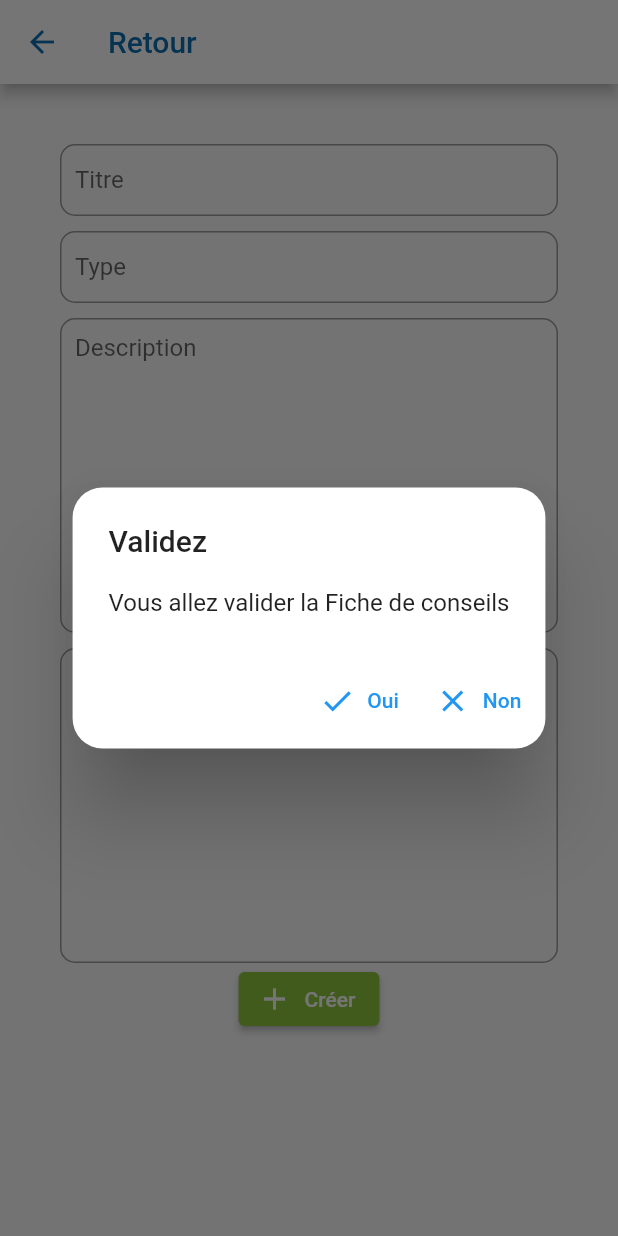
After one commit to AmineBERRA/10000-codeurs, a Flutter app: the EditPost screen opened directly, after a tap on "Créer", on a phone screen of 412 x 824 dp. The commit adds this screen. Run offline on Flutter 3.47's test engine with Material 2 defaults, Android fonts, the phone set to English and light mode, and no system bars; our stand-ins replace cloud_firestore, firebase_auth, firebase_core, flutter_spinkit; accounts and stored records are empty.

Commit message:
redir + création de fiche expert
création de fiche conseil par expert

```diff
--- a/lib/helpers/constants/constantConstant.dart
+++ b/lib/helpers/constants/constantConstant.dart
@@ -3,3 +3,5 @@ import 'package:stage_10000_codeurs/services/database.dart';
 const register = "S'Enregistrer";
 const signIn = "Se Connecter";
 const logOut = "Deconnexion";
+
+final ServiceDatabase bookingService = ServiceDatabase("post");
--- /dev/null
+++ b/lib/models/postModel.dart
@@ -0,0 +1,8 @@
+class PostData {
+  final String title;
+  final String type;
+  final String description;
+  final String useCase;
+
+  PostData({required this.title, required this.type, required this.description, required this.useCase});
+}
--- a/lib/screens/home/homeScreenMentor.dart
+++ b/lib/screens/home/Admin/homeScreenAdmin.dart
@@ -3,13 +3,14 @@ import 'package:stage_10000_codeurs/helpers/constants/colorsConstant.dart';
 import 'package:stage_10000_codeurs/screens/auth/authentificationScreen.dart';
 import 'package:stage_10000_codeurs/services/authentication.dart';
 
-class HomeScreenMentor extends StatelessWidget {
+class HomeScreenAdmin extends StatelessWidget {
   final ServiceAuthentification _auth = ServiceAuthentification();
 
   @override
   Widget build(BuildContext context) {
     return Scaffold(
         appBar: AppBar(
+          automaticallyImplyLeading: false,
           backgroundColor: Colors.white,
           title: Text("Welcome",
             style: TextStyle(color: blueCodeurs),),
@@ -39,7 +40,7 @@ class HomeScreenMentor extends StatelessWidget {
               color: Colors.white,
               child: Text(
                 "Bienvenue sur l'application 10 000 codeurs \n"
-                    "Section Responsable de Communauté",
+                    "ADMINISTRATEUR",
                 style: TextStyle(fontSize: 20.0, fontWeight: FontWeight.bold),
                 textAlign: TextAlign.center,
               ),
--- /dev/null
+++ b/lib/screens/home/Expert/editPost.dart
@@ -0,0 +1,249 @@
+import 'package:flutter/material.dart';
+import 'package:stage_10000_codeurs/helpers/constants/colorsConstant.dart';
+import 'package:stage_10000_codeurs/helpers/constants/constantConstant.dart';
+
+class EditPost extends StatefulWidget {
+  const EditPost({Key? key}) : super(key: key);
+
+  @override
+  _EditPostState createState() => _EditPostState();
+}
+
+class _EditPostState extends State<EditPost> {
+  final _key = GlobalKey<FormState>();
+  bool loading = false;
+  String error = '';
+
+  final controllerTitle = TextEditingController();
+  final controllerType = TextEditingController();
+  final controllerDescription = TextEditingController();
+  final controllerUseCase = TextEditingController();
+  bool showSignIn = true;
+
+  @override
+  void dispose() {
+    controllerTitle.dispose();
+    controllerType.dispose();
+    controllerDescription.dispose();
+    controllerUseCase.dispose();
+    super.dispose();
+  }
+
+  void toggleView() {
+    setState(() {
+      _key.currentState?.reset();
+      error = '';
+      controllerTitle.text = '';
+      controllerType.text = '';
+      controllerDescription.text = '';
+      controllerUseCase.text = '';
+    });
+  }
+
+  @override
+  Widget build(BuildContext context) {
+    return Scaffold(
+      appBar: AppBar(
+        iconTheme: IconThemeData(color: blueCodeurs),
+        backgroundColor: Colors.white,
+        title: Text(
+          "Retour",
+          style: TextStyle(color: blueCodeurs),
+        ),
+      ),
+      body: SingleChildScrollView(
+        child: Container(
+          padding: EdgeInsets.all(40.0),
+          child: Center(
+            child: Form(
+              key: _key,
+              child: Column(
+                children: [
+                  TextFormField(
+                    maxLines: 1,
+                    keyboardType: TextInputType.text,
+                    textCapitalization: TextCapitalization.sentences,
+                    controller: controllerTitle,
+                    decoration: InputDecoration(
+                      hintText: "Titre",
+                      contentPadding: EdgeInsets.symmetric(
+                          vertical: 10.0, horizontal: 10.0),
+                      border: OutlineInputBorder(
+                          borderRadius: BorderRadius.circular(10.0)),
+                    ),
+                    validator: (value) => value!.isEmpty
+                        ? "Entrer un Titre"
+                        : null,
+                    cursorHeight: 20.0,
+                  ),
+                  SizedBox(height:10.0,),
+                  TextFormField(
+                    keyboardType: TextInputType.text,
+                    textCapitalization: TextCapitalization.sentences,
+                    controller: controllerType,
+                    decoration: InputDecoration(
+                      hintText: "Type",
+                      contentPadding: EdgeInsets.symmetric(
+                          vertical: 10.0, horizontal: 10.0),
+                      border: OutlineInputBorder(
+                          borderRadius: BorderRadius.circular(10.0)),
+                    ),
+                    validator: (value) => value!.isEmpty
+                        ? "Entrer un Type"
+                        : null,
+                    cursorHeight: 20.0,
+                  ),
+                  SizedBox(height:10.0,),
+                  TextFormField(
+                    maxLines: 10,
+                    keyboardType: TextInputType.multiline,
+                    textCapitalization: TextCapitalization.sentences,
+                    controller: controllerDescription,
+                    decoration: InputDecoration(
+                      hintText: "Description",
+                      contentPadding: EdgeInsets.symmetric(
+                          vertical: 10.0, horizontal: 10.0),
+                      border: OutlineInputBorder(
+                          borderRadius: BorderRadius.circular(10.0)),
+                    ),
+                    cursorHeight: 20.0,
+                    validator: (value) => value!.isEmpty
+                        ? "Entrer une Description"
+                        : null,
+                  ),
+                  SizedBox(height:10.0,),
+                  TextFormField(
+                    maxLines: 10,
+                    keyboardType: TextInputType.multiline,
+                    textCapitalization: TextCapitalization.sentences,
+                    controller: controllerUseCase,
+                    decoration: InputDecoration(
+                      hintText: "Cas d'utilisation",
+                      contentPadding: EdgeInsets.symmetric(
+                          vertical: 10.0, horizontal: 10.0),
+                      border: OutlineInputBorder(
+                          borderRadius: BorderRadius.circular(10.0)),
+                    ),
+                    cursorHeight: 20.0,
+                    validator: (value) => value!.isEmpty
+                        ? "Entrer un Cas d'utilisation"
+                        : null,
+                  ),
+                  ElevatedButton.icon(
+                    icon: Icon(Icons.add),
+                    onPressed: (){
+                      _showDialog(context);
+                    },
+                    style: ButtonStyle(
+                        backgroundColor:
+                            MaterialStateProperty.all(greenCodeurs)),
+                    label: Text(
+                      "Créer",
+                      style: TextStyle(color: Colors.white),
+                  ))
+                ],
+              ),
+            ),
+          ),
+
+          /*child: Center(
+          child: Column(
+            children: [
+              Row(
+                children: [
+                  TextField(
+                    controller: controllerTitle,
+                    decoration: textInputDecoration.copyWith(hintText: "Titre"),
+                  ),
+                  TextField(
+                    controller: controllerTitle,
+                    decoration: textInputDecoration.copyWith(hintText: "Type"),
+                  ),
+                ],
+              ),
+              TextField(
+                controller: controllerDescription,
+                decoration: textInputDecoration.copyWith(hintText: "Description"),
+              ),
+              TextField(
+                controller: controllerUseCase,
+                decoration: textInputDecoration.copyWith(hintText: "Cas d'Utilisation"),
+              ),
+              ElevatedButton(
+                onPressed:()async{
+                  if(_key.currentState?.validate()==true){
+                    setState(()=>loading=true);
+                    var title=controllerTitle.value.text;
+                    var type=controllerType.value.text;
+                    var description=controllerDescription.value.text;
+                    var useCase=controllerUseCase.value.text;
+                    bookingService.addPost(title,type,description,useCase);
+                    print("OK:"+title);
+                  }
+                },
+                child:Text(
+                  "Créer",
+                  style:TextStyle(color:Colors.white),
+                ),
+                style:ButtonStyle(
+                    backgroundColor:MaterialStateProperty.all(greenCodeurs)),
+              )
+            ],
+          ),
+        ),*/
+        ),
+      ),
+    );
+  }
+
+   _showDialog(BuildContext context){
+    showDialog(context: context,
+        builder: (BuildContext context){
+          return AlertDialog(
+            title: Text("Validez"),
+            content: Text("Vous allez valider la Fiche de conseils"),
+            actions: [
+              TextButton.icon(
+                onPressed: () async {
+                  if (_key.currentState?.validate() == true) {
+                    setState(() => loading = true);
+                    var title = controllerTitle.value.text;
+                    var type = controllerType.value.text;
+                    var description = controllerDescription.value.text;
+                    var useCase = controllerUseCase.value.text;
+                    bookingService.addPost(
+                        title, type, description, useCase);
+                    print("OK : " + title);
+                    Navigator.of(context).pop();
+                    _snackBar();
+                    toggleView();
+                  }
+                },
+                label: Text("Oui"),
+                icon: Icon(Icons.done),
+              ),
+              TextButton.icon(
+                label: Text("Non"),
+                onPressed: (){
+                  Navigator.of(context).pop();
+                },
+                icon: Icon(Icons.close),
+              )
+            ],
+            shape:  RoundedRectangleBorder(
+              borderRadius: BorderRadius.all(Radius.circular(20.0))
+            ),
+          );
+        }
+    );
+  }
+
+  _snackBar() {
+    return Scaffold(
+      body: SnackBar(
+        content: Text("Félicitation! Vous avez créer une fiche conseils"),
+        behavior: SnackBarBehavior.floating,
+      ),
+    );
+  }
+}
--- a/lib/screens/home/homeScreenExpert.dart
+++ b/lib/screens/home/Management/homeScreenManagement.dart
@@ -3,13 +3,14 @@ import 'package:stage_10000_codeurs/helpers/constants/colorsConstant.dart';
 import 'package:stage_10000_codeurs/screens/auth/authentificationScreen.dart';
 import 'package:stage_10000_codeurs/services/authentication.dart';
 
-class HomeScreenExpert extends StatelessWidget {
+class HomeScreenManagement extends StatelessWidget {
   final ServiceAuthentification _auth = ServiceAuthentification();
 
   @override
   Widget build(BuildContext context) {
     return Scaffold(
         appBar: AppBar(
+          automaticallyImplyLeading: false,
           backgroundColor: Colors.white,
           title: Text("Welcome",
             style: TextStyle(color: blueCodeurs),),
@@ -38,7 +39,8 @@ class HomeScreenExpert extends StatelessWidget {
             child: Container(
               color: Colors.white,
               child: Text(
-                "Bienvenue sur l'application 10 000 codeurs Section Expert",
+                "Bienvenue sur l'application 10 000 codeurs"
+                    "Section Direction",
                 style: TextStyle(fontSize: 20.0, fontWeight: FontWeight.bold),
                 textAlign: TextAlign.center,
               ),
--- a/lib/screens/home/homeScreenAdmin.dart
+++ b/lib/screens/home/Mentor/homeScreenMentor.dart
@@ -3,13 +3,14 @@ import 'package:stage_10000_codeurs/helpers/constants/colorsConstant.dart';
 import 'package:stage_10000_codeurs/screens/auth/authentificationScreen.dart';
 import 'package:stage_10000_codeurs/services/authentication.dart';
 
-class HomeScreenAdmin extends StatelessWidget {
+class HomeScreenMentor extends StatelessWidget {
   final ServiceAuthentification _auth = ServiceAuthentification();
 
   @override
   Widget build(BuildContext context) {
     return Scaffold(
         appBar: AppBar(
+          automaticallyImplyLeading: false,
           backgroundColor: Colors.white,
           title: Text("Welcome",
             style: TextStyle(color: blueCodeurs),),
@@ -39,7 +40,7 @@ class HomeScreenAdmin extends StatelessWidget {
               color: Colors.white,
               child: Text(
                 "Bienvenue sur l'application 10 000 codeurs \n"
-                    "ADMINISTRATEUR",
+                    "Section Mentor",
                 style: TextStyle(fontSize: 20.0, fontWeight: FontWeight.bold),
                 textAlign: TextAlign.center,
               ),
--- a/lib/services/database.dart
+++ b/lib/services/database.dart
@@ -1,4 +1,5 @@
 import 'package:cloud_firestore/cloud_firestore.dart';
+import 'package:stage_10000_codeurs/models/postModel.dart';
 import 'package:stage_10000_codeurs/models/userModel.dart';
 
 class ServiceDatabase {
@@ -8,12 +9,12 @@ class ServiceDatabase {
 
   final CollectionReference userCollection =
       FirebaseFirestore.instance.collection("users");
+  final CollectionReference postCollection =
+      FirebaseFirestore.instance.collection("post");
 
   Stream<AppUserData> get user {
     return userCollection.doc(uid).snapshots().map(_userFromSnapshot);
   }
-//Stream<QuerySnapshot> getCollectionData() => userCollection.snapshots();
-  //Value, String value) => userCollection.where(dbValue,isEqualTo: value);
 
   Future<void> saveUser(
       String name, String lastname, String email, String role) async {
@@ -23,7 +24,7 @@ class ServiceDatabase {
 
   AppUserData _userFromSnapshot(DocumentSnapshot snapshot) {
     var data = snapshot.data();
-    if (data == null) throw Exception("Utilisateur Inconnu");
+    if (data == null) throw Exception("post Inconnu");
     return AppUserData(
         uid: uid,
         name: snapshot['name'],
@@ -32,4 +33,13 @@ class ServiceDatabase {
         role: snapshot['role']);
   }
 
+  Future addPost(String title, String type, String description, String useCase) => postCollection.add({
+      'title' : title,
+      'type' : type,
+      'description' : description,
+      'useCase' : useCase
+    }).then((value) => print("Post Added"))
+        .catchError((error) => print("Failed to add post: $error"));
+
+
 }
```
Also changed, not shown: lib/screens/home/Expert/homeScreenExpert.dart (added, +94 -0 lines), lib/screens/home/Young/homeScreenYoung.dart (renamed from lib/screens/home/homeScreenManagement.dart, +7 -5 lines), lib/screens/home/homeScreenYoung.dart (deleted, +0 -51 lines), lib/screens/splashScreenWrapper.dart (+7 -5 lines), lib/widget/signIn.dart (+55 -24 lines).
